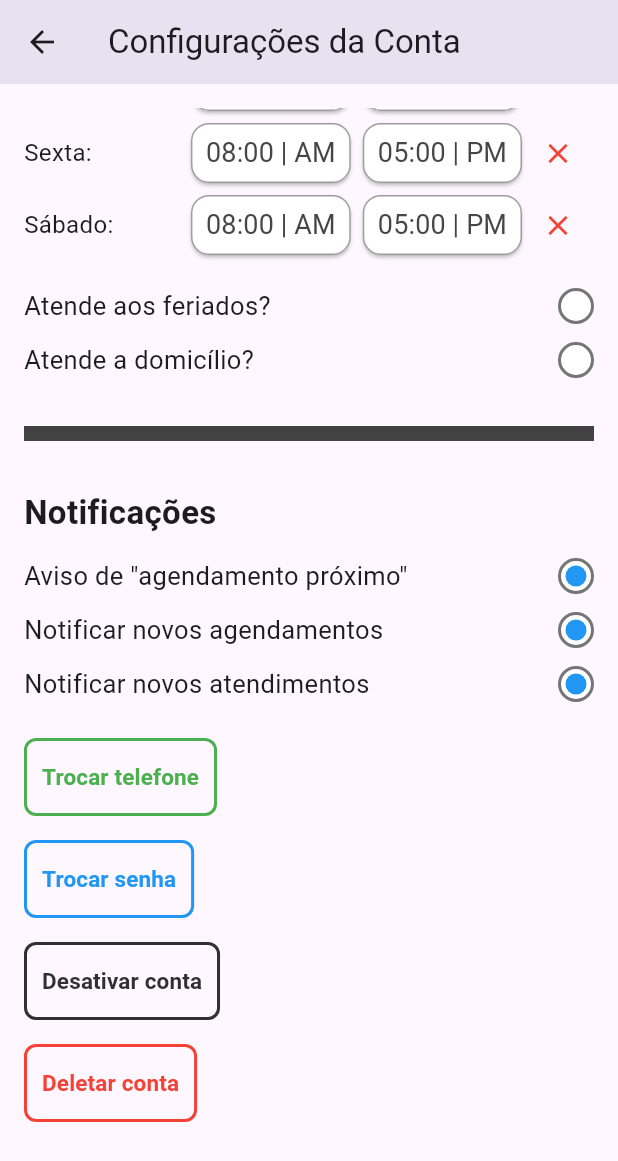
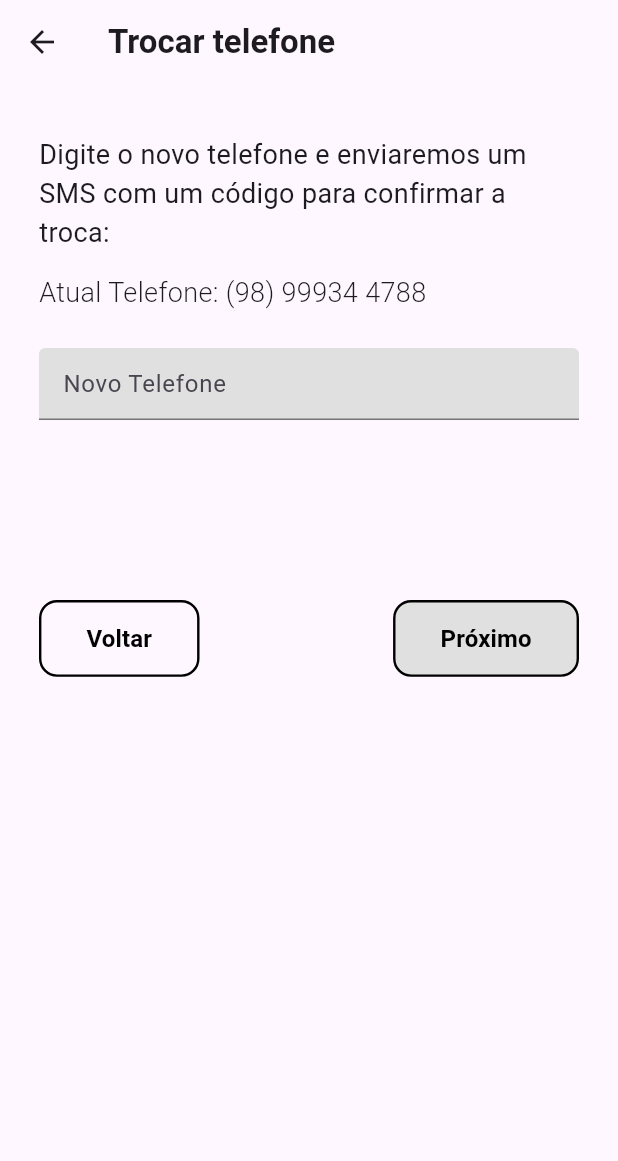
Before and after one commit to MatthewLacerda2/FixFlow, a Flutter app: the AppConfigScreen screen opened directly, scrolled down 280 dp, after a tap on "Trocar telefone", on a phone screen of 412 x 824 dp. Shown: the top 1161 px of the screen. Run offline on Flutter 3.47's test engine with Material 3 defaults, Android fonts, the phone set to English and light mode, and no system bars; our stand-ins replace email_validator, font_awesome_flutter, introduction_screen; missing offline and left inert: snackbar; network calls fail.

Commit message:
change phone screen

```diff
--- a/flow_app/lib/components/Buttons/custom_button.dart
+++ b/flow_app/lib/components/Buttons/custom_button.dart
@@ -9,7 +9,7 @@ class CustomButton extends StatelessWidget {
     required this.backgroundColor,
     this.borderColor,
     required this.borderRadius,
-    required this.borderWidth,
+    this.borderWidth,
     required this.padding,
     required this.onPressed,
   });
@@ -19,7 +19,7 @@ class CustomButton extends StatelessWidget {
   final Color backgroundColor;
   final Color? borderColor;
   final double borderRadius;
-  final double borderWidth;
+  final double? borderWidth;
   final EdgeInsets padding;
   final VoidCallback onPressed;
 
@@ -28,8 +28,8 @@ class CustomButton extends StatelessWidget {
     return Container(
       decoration: BoxDecoration(
         color: backgroundColor,
-        border:
-            Border.all(color: borderColor ?? Colors.black, width: borderWidth),
+        border: Border.all(
+            color: borderColor ?? Colors.black, width: borderWidth ?? 1.6),
         borderRadius: BorderRadius.circular(borderRadius),
       ),
       child: TextButton(
--- a/flow_app/lib/components/Inputs/check_input_field.dart
+++ b/flow_app/lib/components/Inputs/check_input_field.dart
@@ -1,5 +1,6 @@
 import 'package:flutter/material.dart';
 
+//TODO:Transformar o circulo em caixa, e mover ele pra esquerda
 class CheckInputField extends StatefulWidget {
   const CheckInputField({
     super.key,
--- a/flow_app/lib/screen/AppConfig/change_phone/change_phone_screen.dart
+++ b/flow_app/lib/screen/AppConfig/change_phone/change_phone_screen.dart
@@ -0,0 +1,97 @@
+import 'package:flutter/material.dart';
+
+import '../../../components/Buttons/custom_button.dart';
+import '../../../components/Inputs/phone_input_field.dart';
+import '../../auth/otp_screen.dart';
+import '../../main/app_config_screen.dart';
+import '../change_successful.dart';
+
+class ChangePhoneScreen extends StatelessWidget {
+  const ChangePhoneScreen({super.key});
+
+  @override
+  Widget build(BuildContext context) {
+    return Scaffold(
+      appBar: AppBar(
+        title: const Text(
+          'Trocar telefone',
+          style: TextStyle(fontWeight: FontWeight.bold),
+        ),
+      ),
+      body: Padding(
+        padding: const EdgeInsets.all(26),
+        child: Column(
+          crossAxisAlignment: CrossAxisAlignment.start,
+          children: <Widget>[
+            const SizedBox(height: 8),
+            const Text(
+              'Digite o novo telefone e enviaremos um SMS com um código para confirmar a troca:',
+              style: TextStyle(fontSize: 18),
+            ),
+            const SizedBox(height: 14),
+            const Text(
+              'Atual Telefone: (98) 99934 4788',
+              style: TextStyle(fontSize: 18, fontWeight: FontWeight.w300),
+            ),
+            // TODO: fetch data later
+            const SizedBox(height: 24),
+            PhoneInputField(
+              placeholder: 'Novo Telefone',
+              onPhoneChanged: (String phone) {
+                print('Phone Number: $phone');
+              },
+            ),
+            const SizedBox(height: 120),
+            Align(
+              child: Row(
+                mainAxisAlignment: MainAxisAlignment.spaceBetween,
+                children: <Widget>[
+                  CustomButton(
+                    text: "Voltar",
+                    textSize: 16,
+                    backgroundColor: Colors.transparent,
+                    borderRadius: 12,
+                    padding:
+                        const EdgeInsets.symmetric(vertical: 1, horizontal: 30),
+                    onPressed: () {
+                      Navigator.pushReplacement(
+                        context,
+                        MaterialPageRoute<void>(
+                          builder: (BuildContext context) =>
+                              const AppConfigScreen(),
+                        ),
+                      );
+                    },
+                  ),
+                  CustomButton(
+                    text: "Próximo",
+                    textSize: 16,
+                    backgroundColor: Colors.grey[300]!,
+                    borderRadius: 12,
+                    padding:
+                        const EdgeInsets.symmetric(vertical: 1, horizontal: 30),
+                    onPressed: () {
+                      Navigator.pushReplacement(
+                        context,
+                        MaterialPageRoute<void>(
+                          builder: (BuildContext context) => const OtpScreen(
+                              message:
+                                  "Enviamos um SMS com um código para o telefone (98) 99934-4788. Insira-o aqui para confirmar:",
+                              phoneNumber: "98999344788",
+                              nextScreen: ChangeSuccessfulScreen(
+                                  title: "Telefone atualizado!",
+                                  description:
+                                      "Seu número de telefone foi trocado com sucesso")),
+                        ),
+                      );
+                    },
+                  ),
+                ],
+              ),
+            ),
+          ],
+        ),
+      ),
+    );
+  }
+}
--- a/flow_app/lib/screen/main/app_config_screen.dart
+++ b/flow_app/lib/screen/main/app_config_screen.dart
@@ -3,6 +3,7 @@ import 'package:flutter/material.dart';
 import '../../components/Buttons/colored_border_text_button.dart';
 import '../../components/Inputs/check_input_field.dart';
 import '../../components/Inputs/time_picker_rectangle.dart';
+import '../AppConfig/change_phone/change_phone_screen.dart';
 import '../AppConfig/change_successful.dart';
 import '../AppConfig/deactivate_account/deactivate_account_screen.dart';
 
@@ -93,7 +94,11 @@ class AppConfigScreen extends StatelessWidget {
               ColoredBorderTextButton(
                 text: 'Trocar telefone',
                 onPressed: () {
-                  //TODO: trocar telefone screen
+                  Navigator.push(
+                      context,
+                      MaterialPageRoute<void>(
+                          builder: (BuildContext context) =>
+                              const ChangePhoneScreen()));
                 },
                 textColor: Colors.green,
               ),
```
Also changed, not shown: flow_app/lib/screen/AppConfig/change_successful.dart (+8 -7 lines), flow_app/lib/screen/auth/otp_screen.dart (+20 -10 lines), flow_app/lib/screen/auth/register_screen.dart (+7 -1 lines), flow_app/lib/screen/main/account_screen.dart (+11 -0 lines).
